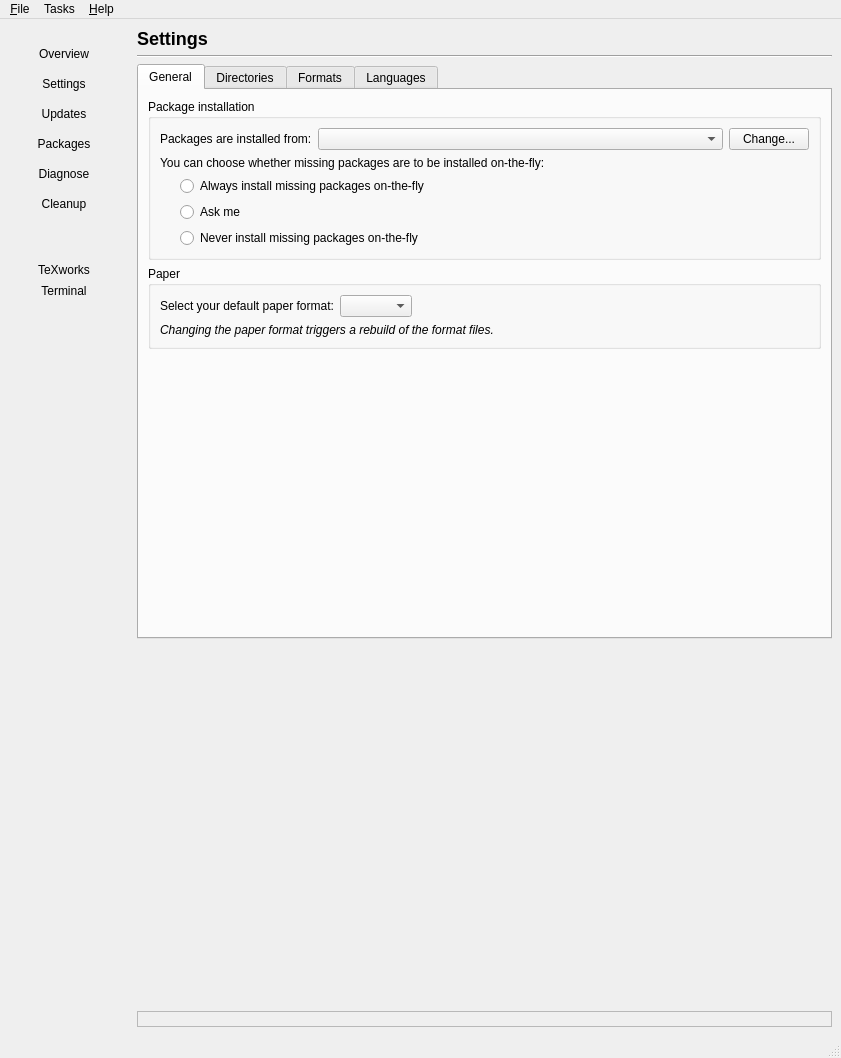
Qt form Programs/MiKTeX/Console/Qt/mainwindow.ui (MiKTeX/miktex) before a commit.
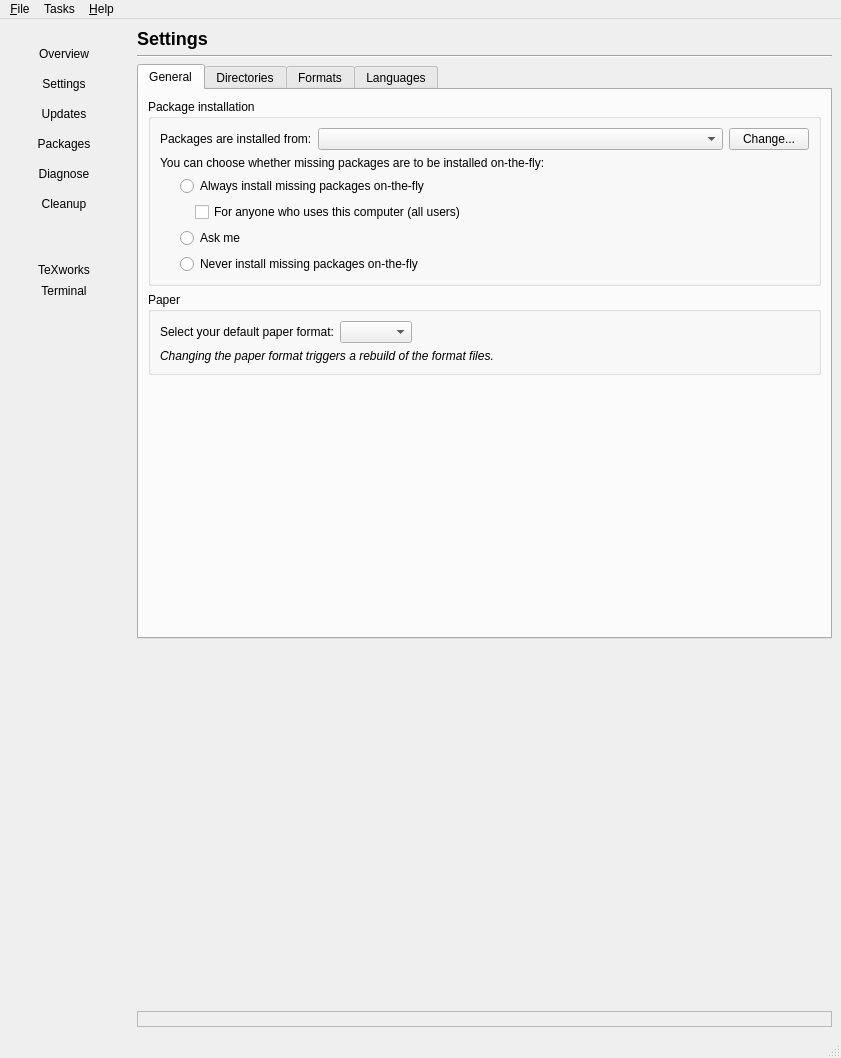
The same form after that commit. The open tabs and pages were chosen to show the change. Icons and pictures are not drawn.

Commit message: Add "auto admin" checkbox (#445)

```diff
--- a/Programs/MiKTeX/Console/Qt/mainwindow.ui
+++ b/Programs/MiKTeX/Console/Qt/mainwindow.ui
@@ -1019,6 +1019,33 @@
                           </property>
                          </widget>
                         </item>
+                        <item>
+                         <layout class="QHBoxLayout" name="horizontalLayout_16">
+                          <item>
+                           <spacer name="horizontalSpacer_9">
+                            <property name="orientation">
+                             <enum>Qt::Horizontal</enum>
+                            </property>
+                            <property name="sizeType">
+                             <enum>QSizePolicy::Fixed</enum>
+                            </property>
+                            <property name="sizeHint" stdset="0">
+                             <size>
+                              <width>15</width>
+                              <height>20</height>
+                             </size>
+                            </property>
+                           </spacer>
+                          </item>
+                          <item>
+                           <widget class="QCheckBox" name="chkAllUsers">
+                            <property name="text">
+                             <string>For anyone who uses this computer (all users)</string>
+                            </property>
+                           </widget>
+                          </item>
+                         </layout>
+                        </item>
                         <item>
                          <widget class="QRadioButton" name="radioAutoInstallAsk">
                           <property name="text">
```
Left out of the diff: 4 changed lines with no effect on the pictures. The commit also changes 3 other files.
